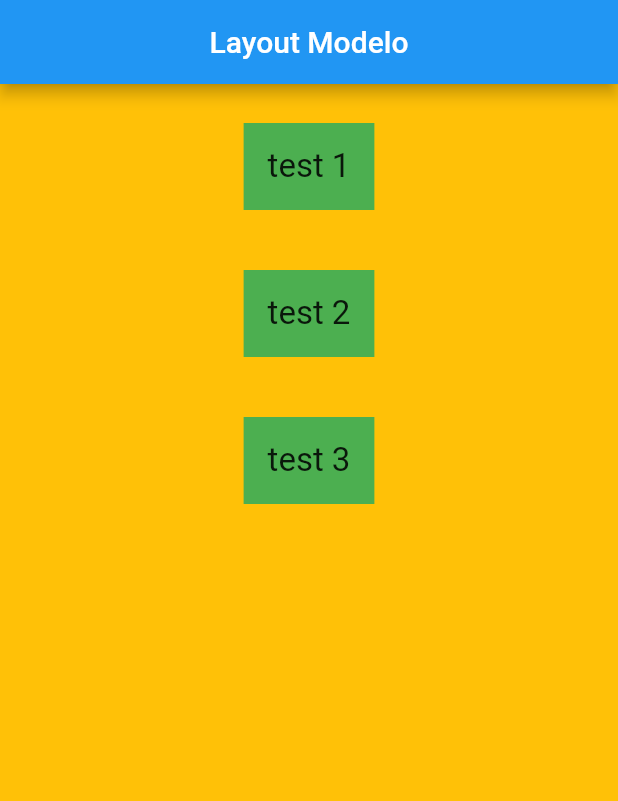
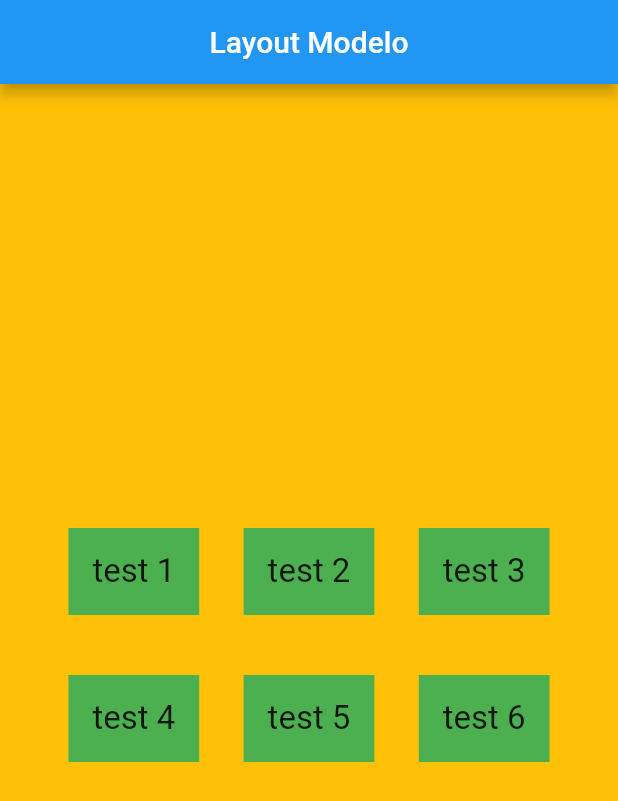
Before and after one commit to BryanWille/notecore, a Flutter app: the HomePage screen opened directly, on a phone screen of 412 x 824 dp. Shown: the top 801 px of the screen. Run offline on Flutter 3.47's test engine with Material 2 defaults, Android fonts, the phone set to English and light mode, and no system bars.

Commit message:
terminado roteiro 3

```diff
--- a/notecore/lib/roteiro03.dart
+++ b/notecore/lib/roteiro03.dart
@@ -32,17 +32,21 @@ class HomePage extends StatelessWidget {
         body: Container(
           padding: EdgeInsets.all(16),
           color: Colors.amber,
-          child: Column(children: [
+          child: Column(mainAxisAlignment: MainAxisAlignment.center, children: [
             Row(
-              children: [_texto("test 1", 22)],
+              children: [
+                _texto("test 1", 22),
+                _texto("test 2", 22),
+                _texto("test 3", 22)
+              ],
               mainAxisAlignment: MainAxisAlignment.spaceEvenly,
             ),
             Row(
-              children: [_texto("test 2", 22)],
-              mainAxisAlignment: MainAxisAlignment.spaceEvenly,
-            ),
-            Row(
-              children: [_texto("test 3", 22)],
+              children: [
+                _texto("test 4", 22),
+                _texto("test 5", 22),
+                _texto("test 6", 22)
+              ],
               mainAxisAlignment: MainAxisAlignment.spaceEvenly,
             ),
           ]),
```
